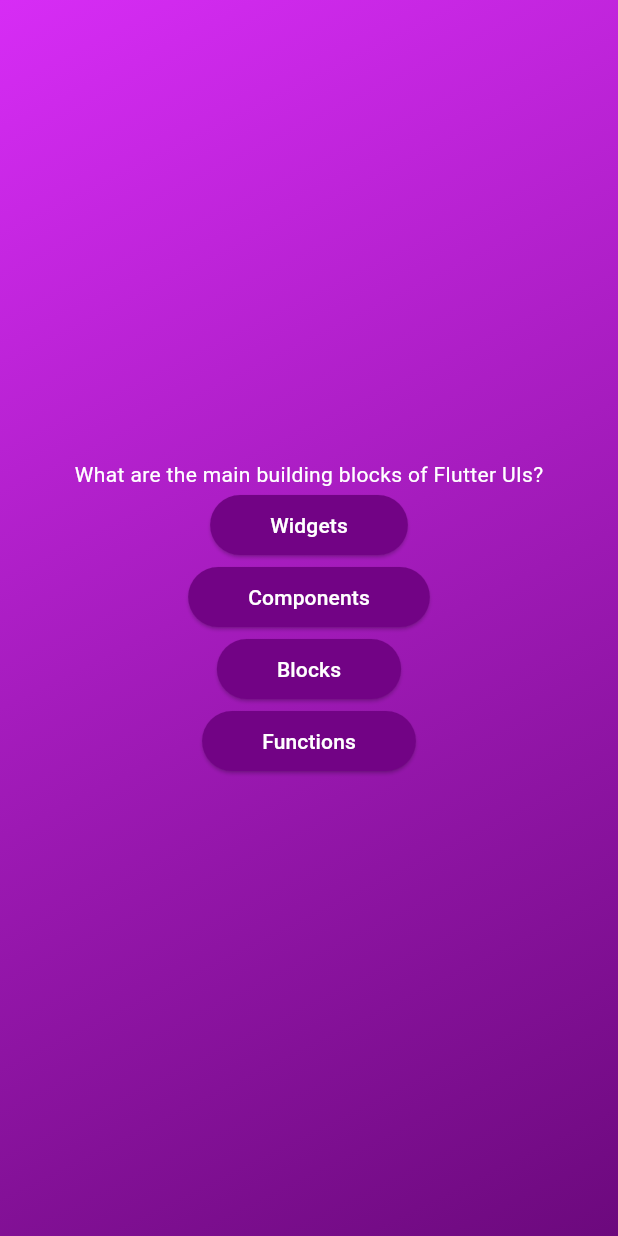
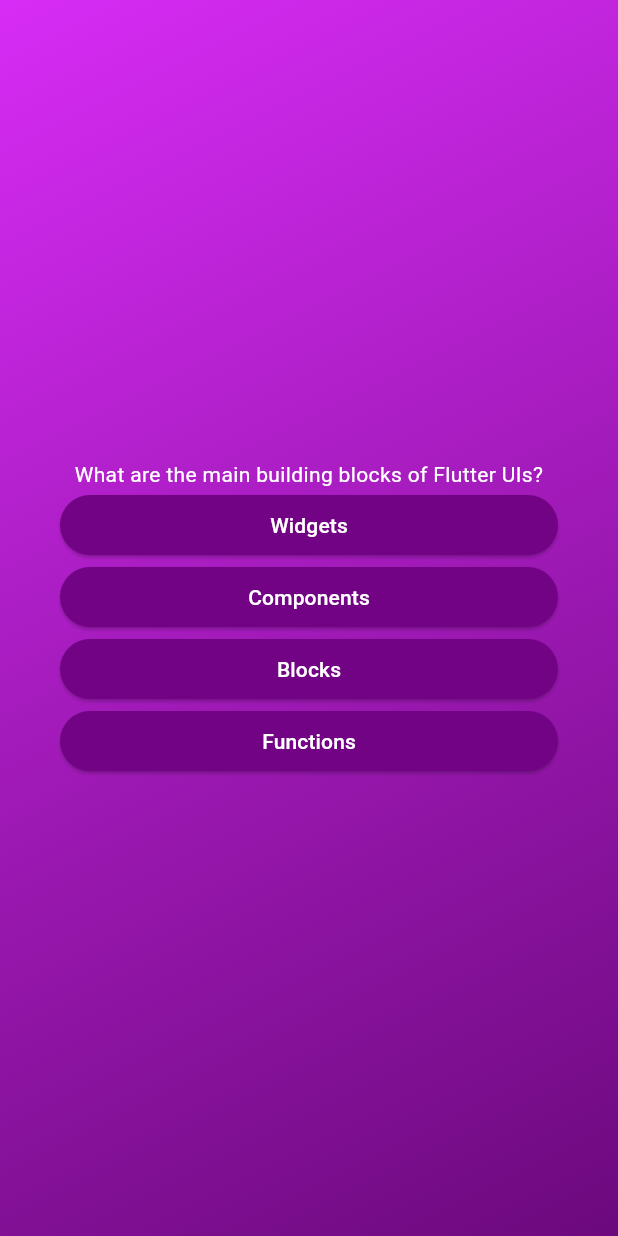
Before and after one commit to snaxy318/quiz_app, a Flutter app: the screen it shows after launch, after a tap on "Start quiz", on a phone screen of 412 x 824 dp. Run offline on Flutter 3.47's test engine with Material 3 defaults, Android fonts, the phone set to English and light mode, and no system bars.

Commit message:
added alignment and padding to question_screen

```diff
--- a/lib/question_screen.dart
+++ b/lib/question_screen.dart
@@ -18,22 +18,29 @@ class _QuestionPageState extends State<QuestionPage> {
 
     return SizedBox(
       width: double.infinity,
+      child: Container(
+        padding: const EdgeInsets.all(40),
         child: Column(
           mainAxisAlignment: MainAxisAlignment.center,
+          crossAxisAlignment: CrossAxisAlignment.stretch,
           children: [
             Text(
               currentQuestion.text,
               style: const TextStyle(
                 color: Colors.white,
               ),
+              textAlign: TextAlign.center,
             ),
             const SizedBox(
               width: 30,
             ),
-          ...currentQuestion.answers.map((answer){
-            return AnswerButton(answerText: answer,onTap:(){});
-          },),
+            ...currentQuestion.answers.map(
+              (answer) {
+                return AnswerButton(answerText: answer, onTap: () {});
+              },
+            ),
           ],
+        ),
       ),
     );
   }
```
Lines whose indentation alone changed are shown as unchanged.
